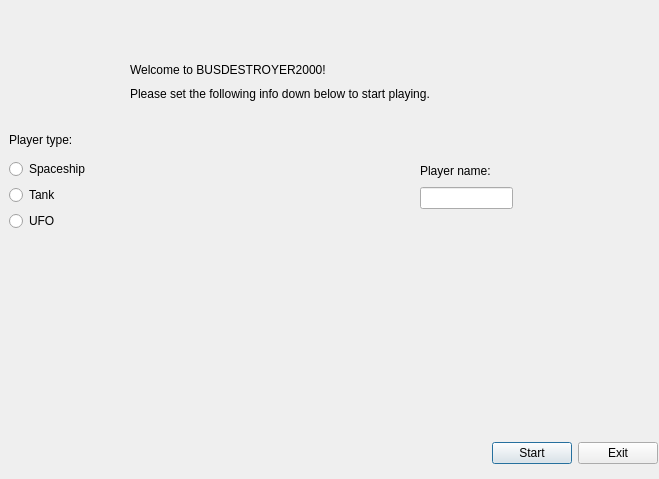
miikka0000/BusDestroyer2000-Game-with-Qt, file Game/mainmenudialog.ui: the form before one commit.
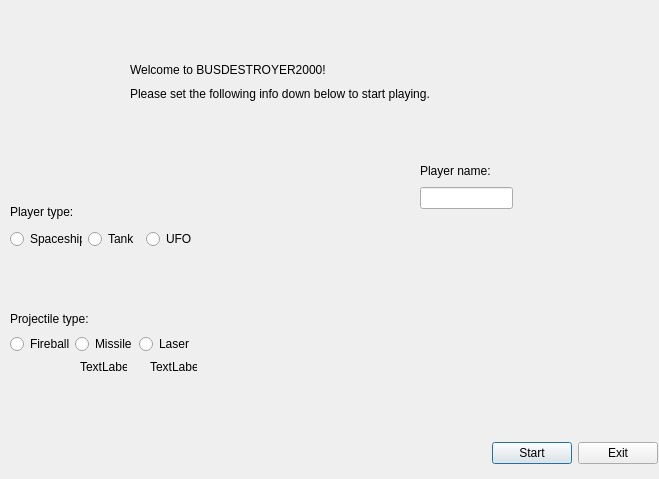
The form after the commit. Icons and pictures are not drawn.

Diff of the .ui file:
```diff
--- a/Game/mainmenudialog.ui
+++ b/Game/mainmenudialog.ui
@@ -28,58 +28,6 @@
   <property name="windowTitle">
    <string>Main Menu</string>
   </property>
-  <widget class="QWidget" name="layoutWidget">
-   <property name="geometry">
-    <rect>
-     <x>9</x>
-     <y>126</y>
-     <width>89</width>
-     <height>105</height>
-    </rect>
-   </property>
-   <layout class="QVBoxLayout" name="verticalLayout">
-    <item>
-     <widget class="QLabel" name="playertypeLabel">
-      <property name="styleSheet">
-       <string notr="true"/>
-      </property>
-      <property name="text">
-       <string>Player type:</string>
-      </property>
-     </widget>
-    </item>
-    <item>
-     <widget class="QRadioButton" name="spaceshipButton">
-      <property name="styleSheet">
-       <string notr="true"/>
-      </property>
-      <property name="text">
-       <string>Spaceship</string>
-      </property>
-     </widget>
-    </item>
-    <item>
-     <widget class="QRadioButton" name="tankButton">
-      <property name="styleSheet">
-       <string notr="true"/>
-      </property>
-      <property name="text">
-       <string>Tank</string>
-      </property>
-     </widget>
-    </item>
-    <item>
-     <widget class="QRadioButton" name="ufoButton">
-      <property name="styleSheet">
-       <string notr="true"/>
-      </property>
-      <property name="text">
-       <string>UFO</string>
-      </property>
-     </widget>
-    </item>
-   </layout>
-  </widget>
   <widget class="QWidget" name="layoutWidget">
    <property name="geometry">
     <rect>
@@ -191,6 +139,186 @@
     <string>Exit</string>
    </property>
   </widget>
+  <widget class="QLabel" name="label">
+   <property name="geometry">
+    <rect>
+     <x>30</x>
+     <y>350</y>
+     <width>31</width>
+     <height>31</height>
+    </rect>
+   </property>
+   <property name="text">
+    <string/>
+   </property>
+   <property name="pixmap">
+    <pixmap resource="resources/res.qrc">:/images/fireball_16x16.png</pixmap>
+   </property>
+  </widget>
+  <widget class="QLabel" name="label_2">
+   <property name="geometry">
+    <rect>
+     <x>80</x>
+     <y>360</y>
+     <width>47</width>
+     <height>14</height>
+    </rect>
+   </property>
+   <property name="text">
+    <string>TextLabel</string>
+   </property>
+  </widget>
+  <widget class="QLabel" name="label_3">
+   <property name="geometry">
+    <rect>
+     <x>150</x>
+     <y>360</y>
+     <width>47</width>
+     <height>14</height>
+    </rect>
+   </property>
+   <property name="text">
+    <string>TextLabel</string>
+   </property>
+  </widget>
+  <widget class="QWidget" name="">
+   <property name="geometry">
+    <rect>
+     <x>10</x>
+     <y>200</y>
+     <width>187</width>
+     <height>104</height>
+    </rect>
+   </property>
+   <layout class="QVBoxLayout" name="verticalLayout_4">
+    <item>
+     <layout class="QVBoxLayout" name="verticalLayout">
+      <item>
+       <widget class="QLabel" name="playertypeLabel">
+        <property name="styleSheet">
+         <string notr="true"/>
+        </property>
+        <property name="text">
+         <string>Player type:</string>
+        </property>
+       </widget>
+      </item>
+      <item>
+       <layout class="QHBoxLayout" name="horizontalLayout">
+        <item>
+         <widget class="QRadioButton" name="spaceshipButton">
+          <property name="styleSheet">
+           <string notr="true"/>
+          </property>
+          <property name="text">
+           <string>Spaceship</string>
+          </property>
+         </widget>
+        </item>
+        <item>
+         <widget class="QRadioButton" name="tankButton">
+          <property name="styleSheet">
+           <string notr="true"/>
+          </property>
+          <property name="text">
+           <string>Tank</string>
+          </property>
+         </widget>
+        </item>
+        <item>
+         <widget class="QRadioButton" name="ufoButton">
+          <property name="styleSheet">
+           <string notr="true"/>
+          </property>
+          <property name="text">
+           <string>UFO</string>
+          </property>
+         </widget>
+        </item>
+       </layout>
+      </item>
+     </layout>
+    </item>
+    <item>
+     <layout class="QHBoxLayout" name="horizontalLayout_2">
+      <item>
+       <widget class="QLabel" name="spaceShipPic">
+        <property name="text">
+         <string/>
+        </property>
+        <property name="pixmap">
+         <pixmap resource="resources/res.qrc">:/images/spaceship_45x31.png</pixmap>
+        </property>
+       </widget>
+      </item>
+      <item>
+       <widget class="QLabel" name="tankPic">
+        <property name="text">
+         <string/>
+        </property>
+        <property name="pixmap">
+         <pixmap resource="resources/res.qrc">:/images/tank_sprite_26x50.png</pixmap>
+        </property>
+       </widget>
+      </item>
+      <item>
+       <widget class="QLabel" name="ufoPic">
+        <property name="text">
+         <string/>
+        </property>
+        <property name="pixmap">
+         <pixmap resource="resources/res.qrc">:/images/ufo_sprite_50x50.png</pixmap>
+        </property>
+       </widget>
+      </item>
+     </layout>
+    </item>
+   </layout>
+  </widget>
+  <widget class="QWidget" name="">
+   <property name="geometry">
+    <rect>
+     <x>10</x>
+     <y>310</y>
+     <width>184</width>
+     <height>44</height>
+    </rect>
+   </property>
+   <layout class="QVBoxLayout" name="verticalLayout_5">
+    <item>
+     <widget class="QLabel" name="projectileTypeLabel">
+      <property name="text">
+       <string>Projectile type:</string>
+      </property>
+     </widget>
+    </item>
+    <item>
+     <layout class="QHBoxLayout" name="horizontalLayout_3">
+      <item>
+       <widget class="QRadioButton" name="fireballButton">
+        <property name="text">
+         <string>Fireball</string>
+        </property>
+       </widget>
+      </item>
+      <item>
+       <widget class="QRadioButton" name="missileButton">
+        <property name="text">
+         <string>Missile</string>
+        </property>
+       </widget>
+      </item>
+      <item>
+       <widget class="QRadioButton" name="laserButton">
+        <property name="text">
+         <string>Laser</string>
+        </property>
+       </widget>
+      </item>
+     </layout>
+    </item>
+   </layout>
+  </widget>
  </widget>
  <resources/>
  <connections/>
```
Left out of the diff: 6 changed lines with no effect on the pictures.
